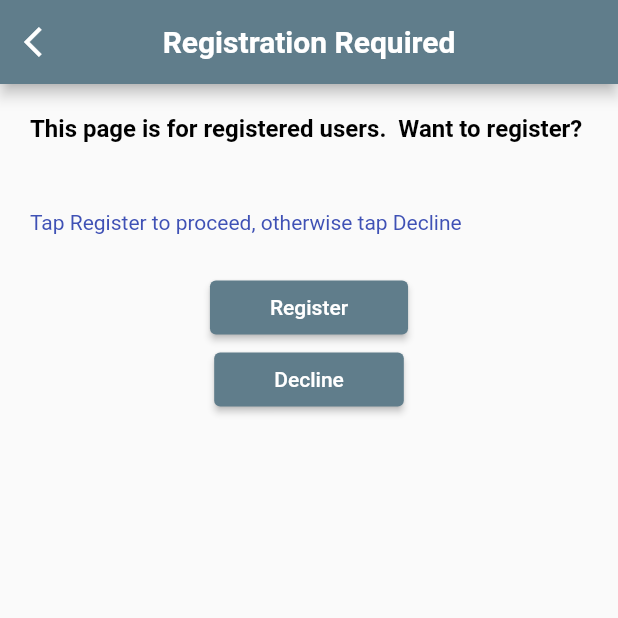
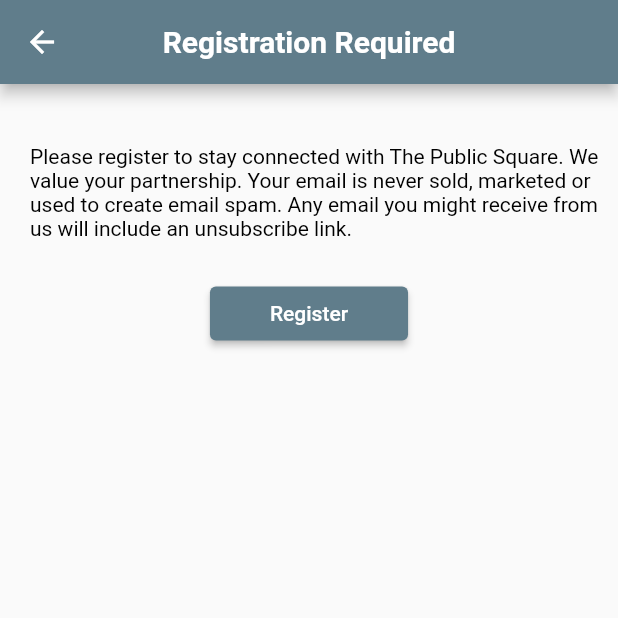
Before and after one commit to nlonginow/publicsquarenext, a Flutter app: the AskToRegister screen opened directly, on a phone screen of 412 x 824 dp, the top half of it. Run offline on Flutter 3.47's test engine with Material 2 defaults, Android fonts, the light colour scheme and no system bars; our stand-ins replace audio_video_progress_bar, flutter_html, just_audio, loading_indicator, shared_preferences, webview_flutter and 1 more; missing offline and left inert: eof_podcast_feed, flutter_pdfview; accounts and stored records are empty.

Commit message:
made the ask to register page properly navigate back to the home page if back button selected.

```diff
--- a/lib/askToRegister.dart
+++ b/lib/askToRegister.dart
@@ -22,9 +22,14 @@
         appBar: new AppBar(
             leading: IconButton(
               onPressed: (){
-                Navigator.pop(context);
+                Navigator.push(
+                  context,
+                  MaterialPageRoute(
+                      builder: (context) => PrimaryApp(
+                      )),
+                );
               },
-              icon:Icon(Icons.arrow_back_ios),//replace with our own icon data.
+              icon:Icon(Icons.arrow_back),//replace with our own icon data.
             ),
             title:
             Text("Registration Required", style: TextStyle(fontWeight: FontWeight.w700)),
@@ -38,30 +43,13 @@
                     new Expanded(
                       child: new Padding(
                         padding: const EdgeInsets.only(
-                            top: 20.0, left: 20.0, bottom: 25.0),
+                            top: 40.0, left: 20.0, bottom: 25.0),
                         child: new Text(
-                          'This page is for registered users.  Want to register?',
-                          style: TextStyle(
-                            fontWeight: FontWeight.bold,
-                            color: Colors.black,
-                            fontSize: 16.0,
-                          ),
-                        ),
-                      ),
-                    ),
-                  ],
-                ),
-                Row(
-                  children: <Widget>[
-                    new Expanded(
-                      child: new Padding(
-                        padding: const EdgeInsets.only(
-                            top: 20.0, left: 20.0, bottom: 25.0),
-                        child: new Text(
-                          'Tap Register to proceed, otherwise tap Decline',
+                          'Please register to stay connected with The Public Square. We value your partnership. Your email is never sold, marketed or used to create email spam. '
+                              'Any email you might receive from us will include an unsubscribe link.',
                           style: TextStyle(
                             fontWeight: FontWeight.normal,
-                            color: Colors.indigo,
+                            color: Colors.black,
                             fontSize: 14.0,
                           ),
                         ),
@@ -98,35 +86,7 @@
                         )),
                   ],
                 ),
-                new Wrap(
-                  children: <Widget>[
-                    new ElevatedButton(
-                        onPressed: () {
-                          Navigator.push(
-                              context,
-                              MaterialPageRoute(
-                                  builder: (context) => PrimaryApp()
-                              )
-                          );
-                        },
-                        child: Text(
-                          "Decline",
-                          style: TextStyle(color: Colors.white),
-                        ),
-                        style: ButtonStyle(
-                          padding: MaterialStateProperty.resolveWith<
-                              EdgeInsetsGeometry>(
-                                (Set<MaterialState> states) {
-                              return EdgeInsets.only(
-                                  left: 40.0,
-                                  right: 40.0,
-                                  top: 10.0,
-                                  bottom: 10.0);
-                            },
-                          ),
-                        )),
-                  ],
-                ),
+
               ],
             ),
           ),
```
